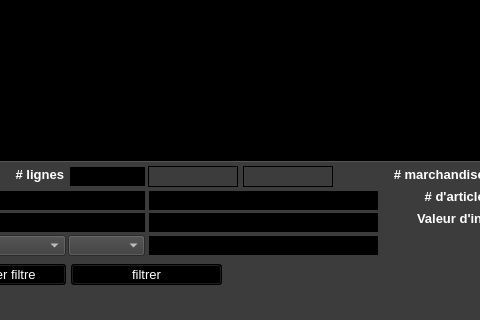
Old version of the form ui/yeroth-erp-marchandises-window.ui in the repository xnoumbissinoundou/yeroth-erp-3.0; both pictures show x 96 to 576 and y 280 to 600 of the 800 by 600 pixel window.
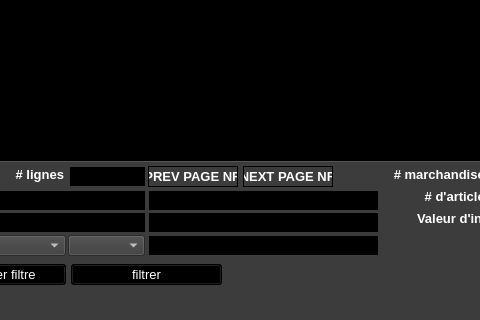
New version of the form. Icons and pictures are not drawn. Custom widgets are drawn as their Qt base class.

Commit message: On branch master 	modified:   src/utils/yeroth-erp-sqltable-model.hpp 	modified:   src/utils/yeroth-erp-utils.cpp 	modified:   src/widgets/table-view/yeroth-erp-marchandises-table-view.cpp 	modified:   src/widgets/table-view/yeroth-erp-marchandises-table-view.hpp 	modified:   src/widgets/table-view/yeroth-erp-table-view-with-paging.cpp 	modified:   src/widgets/table-view/yeroth-erp-table-view-with-paging.hpp 	modified:   src/windows/yeroth-erp-marchandises-window.cpp 	modified:   src/windows/yeroth-erp-marchandises-window.hpp 	modified:   ui/yeroth-erp-marchandises-window.ui

Diff of the .ui file:
```diff
--- a/ui/yeroth-erp-marchandises-window.ui
+++ b/ui/yeroth-erp-marchandises-window.ui
@@ -12312,7 +12312,7 @@
      <set>Qt::AlignRight|Qt::AlignTrailing|Qt::AlignVCenter</set>
     </property>
    </widget>
-   <widget class="YerothLineEdit" name="lineEdit_marchandises_numero_page_precedente">
+   <widget class="QLabel" name="label_marchandises_numero_page_precedente">
     <property name="geometry">
      <rect>
       <x>244</x>
@@ -12335,10 +12335,10 @@
        </colorrole>
        <colorrole role="Button">
         <brush brushstyle="SolidPattern">
-         <color alpha="0">
-          <red>0</red>
-          <green>0</green>
-          <blue>0</blue>
+         <color alpha="255">
+          <red>255</red>
+          <green>255</green>
+          <blue>255</blue>
          </color>
         </brush>
        </colorrole>
@@ -12363,18 +12363,18 @@
        <colorrole role="Dark">
         <brush brushstyle="SolidPattern">
          <color alpha="255">
-          <red>255</red>
-          <green>255</green>
-          <blue>255</blue>
+          <red>127</red>
+          <green>127</green>
+          <blue>127</blue>
          </color>
         </brush>
        </colorrole>
        <colorrole role="Mid">
         <brush brushstyle="SolidPattern">
          <color alpha="255">
-          <red>255</red>
-          <green>255</green>
-          <blue>255</blue>
+          <red>170</red>
+          <green>170</green>
+          <blue>170</blue>
          </color>
         </brush>
        </colorrole>
@@ -12387,15 +12387,6 @@
          </color>
         </brush>
        </colorrole>
-       <colorrole role="BrightText">
-        <brush brushstyle="SolidPattern">
-         <color alpha="255">
-          <red>255</red>
-          <green>255</green>
-          <blue>255</blue>
-         </color>
-        </brush>
-       </colorrole>
        <colorrole role="ButtonText">
         <brush brushstyle="SolidPattern">
          <color alpha="255">
@@ -12407,24 +12398,15 @@
        </colorrole>
        <colorrole role="Base">
         <brush brushstyle="SolidPattern">
-         <color alpha="0">
-          <red>0</red>
-          <green>0</green>
-          <blue>0</blue>
+         <color alpha="255">
+          <red>255</red>
+          <green>255</green>
+          <blue>255</blue>
          </color>
         </brush>
        </colorrole>
        <colorrole role="Window">
         <brush brushstyle="SolidPattern">
-         <color alpha="0">
-          <red>0</red>
-          <green>0</green>
-          <blue>0</blue>
-         </color>
-        </brush>
-       </colorrole>
-       <colorrole role="Shadow">
-        <brush brushstyle="SolidPattern">
          <color alpha="255">
           <red>255</red>
           <green>255</green>
@@ -12432,39 +12414,21 @@
          </color>
         </brush>
        </colorrole>
-       <colorrole role="HighlightedText">
-        <brush brushstyle="SolidPattern">
-         <color alpha="255">
-          <red>2</red>
-          <green>160</green>
-          <blue>70</blue>
-         </color>
-        </brush>
-       </colorrole>
        <colorrole role="AlternateBase">
         <brush brushstyle="SolidPattern">
          <color alpha="255">
-          <red>23</red>
-          <green>33</green>
-          <blue>33</blue>
-         </color>
-        </brush>
-       </colorrole>
-       <colorrole role="ToolTipBase">
-        <brush brushstyle="SolidPattern">
-         <color alpha="255">
           <red>255</red>
           <green>255</green>
-          <blue>220</blue>
+          <blue>255</blue>
          </color>
         </brush>
        </colorrole>
        <colorrole role="ToolTipText">
         <brush brushstyle="SolidPattern">
          <color alpha="255">
-          <red>0</red>
-          <green>0</green>
-          <blue>0</blue>
+          <red>255</red>
+          <green>255</green>
+          <blue>255</blue>
          </color>
         </brush>
        </colorrole>
@@ -12481,10 +12445,10 @@
        </colorrole>
        <colorrole role="Button">
         <brush brushstyle="SolidPattern">
-         <color alpha="0">
-          <red>0</red>
-          <green>0</green>
-          <blue>0</blue>
+         <color alpha="255">
+          <red>255</red>
+          <green>255</green>
+          <blue>255</blue>
          </color>
         </brush>
        </colorrole>
@@ -12509,18 +12473,18 @@
        <colorrole role="Dark">
         <brush brushstyle="SolidPattern">
          <color alpha="255">
-          <red>255</red>
-          <green>255</green>
-          <blue>255</blue>
+          <red>127</red>
+          <green>127</green>
+          <blue>127</blue>
          </color>
         </brush>
        </colorrole>
        <colorrole role="Mid">
         <brush brushstyle="SolidPattern">
          <color alpha="255">
-          <red>255</red>
-          <green>255</green>
-          <blue>255</blue>
+          <red>170</red>
+          <green>170</green>
+          <blue>170</blue>
          </color>
         </brush>
        </colorrole>
@@ -12533,15 +12497,6 @@
          </color>
         </brush>
        </colorrole>
-       <colorrole role="BrightText">
-        <brush brushstyle="SolidPattern">
-         <color alpha="255">
-          <red>255</red>
-          <green>255</green>
-          <blue>255</blue>
-         </color>
-        </brush>
-       </colorrole>
        <colorrole role="ButtonText">
         <brush brushstyle="SolidPattern">
          <color alpha="255">
@@ -12553,24 +12508,15 @@
        </colorrole>
        <colorrole role="Base">
         <brush brushstyle="SolidPattern">
-         <color alpha="0">
-          <red>0</red>
-          <green>0</green>
-          <blue>0</blue>
+         <color alpha="255">
+          <red>255</red>
+          <green>255</green>
+          <blue>255</blue>
          </color>
         </brush>
        </colorrole>
        <colorrole role="Window">
         <brush brushstyle="SolidPattern">
-         <color alpha="0">
-          <red>0</red>
-          <green>0</green>
-          <blue>0</blue>
-         </color>
-        </brush>
-       </colorrole>
-       <colorrole role="Shadow">
-        <brush brushstyle="SolidPattern">
          <color alpha="255">
           <red>255</red>
           <green>255</green>
@@ -12578,39 +12524,21 @@
          </color>
         </brush>
        </colorrole>
-       <colorrole role="HighlightedText">
-        <brush brushstyle="SolidPattern">
-         <color alpha="255">
-          <red>2</red>
-          <green>160</green>
-          <blue>70</blue>
-         </color>
-        </brush>
-       </colorrole>
        <colorrole role="AlternateBase">
         <brush brushstyle="SolidPattern">
          <color alpha="255">
-          <red>23</red>
-          <green>33</green>
-          <blue>33</blue>
-         </color>
-        </brush>
-       </colorrole>
-       <colorrole role="ToolTipBase">
-        <brush brushstyle="SolidPattern">
-         <color alpha="255">
           <red>255</red>
           <green>255</green>
-          <blue>220</blue>
+          <blue>255</blue>
          </color>
         </brush>
        </colorrole>
        <colorrole role="ToolTipText">
         <brush brushstyle="SolidPattern">
          <color alpha="255">
-          <red>0</red>
-          <green>0</green>
-          <blue>0</blue>
+          <red>255</red>
+          <green>255</green>
+          <blue>255</blue>
          </color>
         </brush>
        </colorrole>
@@ -12619,18 +12547,18 @@
        <colorrole role="WindowText">
         <brush brushstyle="SolidPattern">
          <color alpha="255">
-          <red>255</red>
-          <green>255</green>
-          <blue>255</blue>
+          <red>127</red>
+          <green>127</green>
+          <blue>127</blue>
          </color>
         </brush>
        </colorrole>
        <colorrole role="Button">
         <brush brushstyle="SolidPattern">
-         <color alpha="0">
-          <red>0</red>
-          <green>0</green>
-          <blue>0</blue>
+         <color alpha="255">
+          <red>255</red>
+          <green>255</green>
+          <blue>255</blue>
          </color>
         </brush>
        </colorrole>
@@ -12655,68 +12583,50 @@
        <colorrole role="Dark">
         <brush brushstyle="SolidPattern">
          <color alpha="255">
-          <red>255</red>
-          <green>255</green>
-          <blue>255</blue>
+          <red>127</red>
+          <green>127</green>
+          <blue>127</blue>
          </color>
         </brush>
        </colorrole>
        <colorrole role="Mid">
         <brush brushstyle="SolidPattern">
          <color alpha="255">
-          <red>255</red>
-          <green>255</green>
-          <blue>255</blue>
+          <red>170</red>
+          <green>170</green>
+          <blue>170</blue>
          </color>
         </brush>
        </colorrole>
        <colorrole role="Text">
         <brush brushstyle="SolidPattern">
          <color alpha="255">
-          <red>255</red>
-          <green>255</green>
-          <blue>255</blue>
-         </color>
-        </brush>
-       </colorrole>
-       <colorrole role="BrightText">
-        <brush brushstyle="SolidPattern">
-         <color alpha="255">
-          <red>255</red>
-          <green>255</green>
-          <blue>255</blue>
+          <red>127</red>
+          <green>127</green>
+          <blue>127</blue>
          </color>
         </brush>
        </colorrole>
        <colorrole role="ButtonText">
         <brush brushstyle="SolidPattern">
          <color alpha="255">
-          <red>255</red>
-          <green>255</green>
-          <blue>255</blue>
+          <red>127</red>
+          <green>127</green>
+          <blue>127</blue>
          </color>
         </brush>
        </colorrole>
        <colorrole role="Base">
         <brush brushstyle="SolidPattern">
-         <color alpha="0">
-          <red>0</red>
-          <green>0</green>
-          <blue>0</blue>
+         <color alpha="255">
+          <red>255</red>
+          <green>255</green>
+          <blue>255</blue>
          </color>
         </brush>
        </colorrole>
        <colorrole role="Window">
         <brush brushstyle="SolidPattern">
-         <color alpha="0">
-          <red>0</red>
-          <green>0</green>
-          <blue>0</blue>
-         </color>
-        </brush>
-       </colorrole>
-       <colorrole role="Shadow">
-        <brush brushstyle="SolidPattern">
          <color alpha="255">
           <red>255</red>
           <green>255</green>
@@ -12724,39 +12634,21 @@
          </color>
         </brush>
        </colorrole>
-       <colorrole role="HighlightedText">
-        <brush brushstyle="SolidPattern">
-         <color alpha="255">
-          <red>2</red>
-          <green>160</green>
-          <blue>70</blue>
-         </color>
-        </brush>
-       </colorrole>
        <colorrole role="AlternateBase">
         <brush brushstyle="SolidPattern">
          <color alpha="255">
-          <red>47</red>
-          <green>67</green>
-          <blue>67</blue>
-         </color>
-        </brush>
-       </colorrole>
-       <colorrole role="ToolTipBase">
-        <brush brushstyle="SolidPattern">
-         <color alpha="255">
           <red>255</red>
           <green>255</green>
-          <blue>220</blue>
+          <blue>255</blue>
          </color>
         </brush>
        </colorrole>
        <colorrole role="ToolTipText">
         <brush brushstyle="SolidPattern">
          <color alpha="255">
-          <red>0</red>
-          <green>0</green>
-          <blue>0</blue>
+          <red>255</red>
+          <green>255</green>
+          <blue>255</blue>
          </color>
         </brush>
        </colorrole>
@@ -12766,36 +12658,24 @@
     <property name="font">
      <font>
       <pointsize>10</pointsize>
-      <weight>50</weight>
-      <bold>false</bold>
+      <weight>75</weight>
+      <italic>false</italic>
+      <bold>true</bold>
      </font>
     </property>
-    <property name="autoFillBackground">
-     <bool>false</bool>
-    </property>
     <property name="styleSheet">
      <string notr="true">border-width: 1px;
 border-style: inset;
-border: 1px solid rgb(0, 0, 0);
-background-color: rgba(0,0,0,0%);</string>
+border: 1px solid rgb(0, 0, 0);</string>
     </property>
     <property name="text">
-     <string/>
-    </property>
-    <property name="frame">
-     <bool>true</bool>
+     <string>PREV PAGE NR</string>
     </property>
     <property name="alignment">
      <set>Qt::AlignCenter</set>
     </property>
-    <property name="readOnly">
-     <bool>true</bool>
-    </property>
-    <property name="cursorMoveStyle">
-     <enum>Qt::LogicalMoveStyle</enum>
-    </property>
    </widget>
-   <widget class="YerothLineEdit" name="lineEdit_marchandises_numero_page_suivante">
+   <widget class="QLabel" name="label_marchandises_numero_page_suivante">
     <property name="geometry">
      <rect>
       <x>339</x>
@@ -12818,10 +12698,10 @@
        </colorrole>
        <colorrole role="Button">
         <brush brushstyle="SolidPattern">
-         <color alpha="0">
-          <red>0</red>
-          <green>0</green>
-          <blue>0</blue>
+         <color alpha="255">
+          <red>255</red>
+          <green>255</green>
+          <blue>255</blue>
          </color>
         </brush>
        </colorrole>
@@ -12846,18 +12726,18 @@
        <colorrole role="Dark">
         <brush brushstyle="SolidPattern">
          <color alpha="255">
-          <red>255</red>
-          <green>255</green>
-          <blue>255</blue>
+          <red>127</red>
+          <green>127</green>
+          <blue>127</blue>
          </color>
         </brush>
        </colorrole>
        <colorrole role="Mid">
         <brush brushstyle="SolidPattern">
          <color alpha="255">
-          <red>255</red>
-          <green>255</green>
-          <blue>255</blue>
+          <red>170</red>
+          <green>170</green>
+          <blue>170</blue>
          </color>
         </brush>
        </colorrole>
@@ -12870,15 +12750,6 @@
          </color>
         </brush>
        </colorrole>
-       <colorrole role="BrightText">
-        <brush brushstyle="SolidPattern">
-         <color alpha="255">
-          <red>255</red>
-          <green>255</green>
-          <blue>255</blue>
-         </color>
-        </brush>
-       </colorrole>
        <colorrole role="ButtonText">
         <brush brushstyle="SolidPattern">
          <color alpha="255">
@@ -12890,24 +12761,15 @@
        </colorrole>
        <colorrole role="Base">
         <brush brushstyle="SolidPattern">
-         <color alpha="0">
-          <red>0</red>
-          <green>0</green>
-          <blue>0</blue>
+         <color alpha="255">
+          <red>255</red>
+          <green>255</green>
+          <blue>255</blue>
          </color>
         </brush>
        </colorrole>
        <colorrole role="Window">
         <brush brushstyle="SolidPattern">
-         <color alpha="0">
-          <red>0</red>
-          <green>0</green>
-          <blue>0</blue>
-         </color>
-        </brush>
-       </colorrole>
-       <colorrole role="Shadow">
-        <brush brushstyle="SolidPattern">
          <color alpha="255">
           <red>255</red>
           <green>255</green>
@@ -12915,39 +12777,21 @@
          </color>
         </brush>
        </colorrole>
-       <colorrole role="HighlightedText">
-        <brush brushstyle="SolidPattern">
-         <color alpha="255">
-          <red>2</red>
-          <green>160</green>
-          <blue>70</blue>
-         </color>
-        </brush>
-       </colorrole>
        <colorrole role="AlternateBase">
         <brush brushstyle="SolidPattern">
          <color alpha="255">
-          <red>23</red>
-          <green>33</green>
-          <blue>33</blue>
-         </color>
-        </brush>
-       </colorrole>
-       <colorrole role="ToolTipBase">
-        <brush brushstyle="SolidPattern">
-         <color alpha="255">
           <red>255</red>
           <green>255</green>
-          <blue>220</blue>
+          <blue>255</blue>
          </color>
         </brush>
        </colorrole>
        <colorrole role="ToolTipText">
         <brush brushstyle="SolidPattern">
          <color alpha="255">
-          <red>0</red>
-          <green>0</green>
-          <blue>0</blue>
+          <red>255</red>
+          <green>255</green>
+          <blue>255</blue>
          </color>
         </brush>
        </colorrole>
@@ -12964,10 +12808,10 @@
        </colorrole>
        <colorrole role="Button">
         <brush brushstyle="SolidPattern">
-         <color alpha="0">
-          <red>0</red>
-          <green>0</green>
-          <blue>0</blue>
+         <color alpha="255">
+          <red>255</red>
+          <green>255</green>
+          <blue>255</blue>
          </color>
         </brush>
        </colorrole>
@@ -12992,18 +12836,18 @@
        <colorrole role="Dark">
         <brush brushstyle="SolidPattern">
          <color alpha="255">
-          <red>255</red>
-          <green>255</green>
-          <blue>255</blue>
+          <red>127</red>
+          <green>127</green>
+          <blue>127</blue>
          </color>
         </brush>
        </colorrole>
        <colorrole role="Mid">
         <brush brushstyle="SolidPattern">
          <color alpha="255">
-          <red>255</red>
-          <green>255</green>
-          <blue>255</blue>
+          <red>170</red>
+          <green>170</green>
+          <blue>170</blue>
          </color>
         </brush>
        </colorrole>
@@ -13016,15 +12860,6 @@
          </color>
         </brush>
        </colorrole>
-       <colorrole role="BrightText">
-        <brush brushstyle="SolidPattern">
-         <color alpha="255">
-          <red>255</red>
-          <green>255</green>
-          <blue>255</blue>
-         </color>
-        </brush>
-       </colorrole>
        <colorrole role="ButtonText">
         <brush brushstyle="SolidPattern">
          <color alpha="255">
@@ -13036,24 +12871,15 @@
        </colorrole>
        <colorrole role="Base">
         <brush brushstyle="SolidPattern">
-         <color alpha="0">
-          <red>0</red>
-          <green>0</green>
-          <blue>0</blue>
+         <color alpha="255">
+          <red>255</red>
+          <green>255</green>
+          <blue>255</blue>
          </color>
         </brush>
        </colorrole>
        <colorrole role="Window">
         <brush brushstyle="SolidPattern">
-         <color alpha="0">
-          <red>0</red>
-          <green>0</green>
-          <blue>0</blue>
-         </color>
-        </brush>
-       </colorrole>
-       <colorrole role="Shadow">
-        <brush brushstyle="SolidPattern">
          <color alpha="255">
           <red>255</red>
           <green>255</green>
@@ -13061,39 +12887,21 @@
          </color>
         </brush>
        </colorrole>
-       <colorrole role="HighlightedText">
-        <brush brushstyle="SolidPattern">
-         <color alpha="255">
-          <red>2</red>
-          <green>160</green>
-          <blue>70</blue>
-         </color>
-        </brush>
-       </colorrole>
        <colorrole role="AlternateBase">
         <brush brushstyle="SolidPattern">
          <color alpha="255">
-          <red>23</red>
-          <green>33</green>
-          <blue>33</blue>
-         </color>
-        </brush>
-       </colorrole>
-       <colorrole role="ToolTipBase">
-        <brush brushstyle="SolidPattern">
-         <color alpha="255">
           <red>255</red>
           <green>255</green>
-          <blue>220</blue>
+          <blue>255</blue>
          </color>
         </brush>
        </colorrole>
        <colorrole role="ToolTipText">
         <brush brushstyle="SolidPattern">
          <color alpha="255">
-          <red>0</red>
-          <green>0</green>
-          <blue>0</blue>
+          <red>255</red>
+          <green>255</green>
+          <blue>255</blue>
          </color>
         </brush>
        </colorrole>
@@ -13102,18 +12910,18 @@
        <colorrole role="WindowText">
         <brush brushstyle="SolidPattern">
          <color alpha="255">
-          <red>255</red>
-          <green>255</green>
-          <blue>255</blue>
+          <red>127</red>
+          <green>127</green>
+          <blue>127</blue>
          </color>
         </brush>
        </colorrole>
        <colorrole role="Button">
         <brush brushstyle="SolidPattern">
-         <color alpha="0">
-          <red>0</red>
-          <green>0</green>
-          <blue>0</blue>
+         <color alpha="255">
+          <red>255</red>
+          <green>255</green>
+          <blue>255</blue>
          </color>
         </brush>
        </colorrole>
@@ -13138,68 +12946,50 @@
        <colorrole role="Dark">
         <brush brushstyle="SolidPattern">
          <color alpha="255">
-          <red>255</red>
-          <green>255</green>
-          <blue>255</blue>
+          <red>127</red>
+          <green>127</green>
+          <blue>127</blue>
          </color>
         </brush>
        </colorrole>
        <colorrole role="Mid">
         <brush brushstyle="SolidPattern">
          <color alpha="255">
-          <red>255</red>
-          <green>255</green>
-          <blue>255</blue>
+          <red>170</red>
+          <green>170</green>
+          <blue>170</blue>
          </color>
         </brush>
        </colorrole>
        <colorrole role="Text">
         <brush brushstyle="SolidPattern">
          <color alpha="255">
-          <red>255</red>
-          <green>255</green>
-          <blue>255</blue>
-         </color>
-        </brush>
-       </colorrole>
-       <colorrole role="BrightText">
-        <brush brushstyle="SolidPattern">
-         <color alpha="255">
-          <red>255</red>
-          <green>255</green>
-          <blue>255</blue>
+          <red>127</red>
+          <green>127</green>
+          <blue>127</blue>
          </color>
         </brush>
        </colorrole>
        <colorrole role="ButtonText">
         <brush brushstyle="SolidPattern">
          <color alpha="255">
-          <red>255</red>
-          <green>255</green>
-          <blue>255</blue>
+          <red>127</red>
+          <green>127</green>
+          <blue>127</blue>
          </color>
         </brush>
        </colorrole>
        <colorrole role="Base">
         <brush brushstyle="SolidPattern">
-         <color alpha="0">
-          <red>0</red>
-          <green>0</green>
-          <blue>0</blue>
+         <color alpha="255">
+          <red>255</red>
+          <green>255</green>
+          <blue>255</blue>
          </color>
         </brush>
        </colorrole>
        <colorrole role="Window">
         <brush brushstyle="SolidPattern">
-         <color alpha="0">
-          <red>0</red>
-          <green>0</green>
-          <blue>0</blue>
-         </color>
-        </brush>
-       </colorrole>
-       <colorrole role="Shadow">
-        <brush brushstyle="SolidPattern">
          <color alpha="255">
           <red>255</red>
           <green>255</green>
@@ -13207,39 +12997,21 @@
          </color>
         </brush>
        </colorrole>
-       <colorrole role="HighlightedText">
-        <brush brushstyle="SolidPattern">
-         <color alpha="255">
-          <red>2</red>
-          <green>160</green>
-          <blue>70</blue>
-         </color>
-        </brush>
-       </colorrole>
        <colorrole role="AlternateBase">
         <brush brushstyle="SolidPattern">
          <color alpha="255">
-          <red>47</red>
-          <green>67</green>
-          <blue>67</blue>
-         </color>
-        </brush>
-       </colorrole>
-       <colorrole role="ToolTipBase">
-        <brush brushstyle="SolidPattern">
-         <color alpha="255">
           <red>255</red>
           <green>255</green>
-          <blue>220</blue>
+          <blue>255</blue>
          </color>
         </brush>
        </colorrole>
        <colorrole role="ToolTipText">
         <brush brushstyle="SolidPattern">
          <color alpha="255">
-          <red>0</red>
-          <green>0</green>
-          <blue>0</blue>
+          <red>255</red>
+          <green>255</green>
+          <blue>255</blue>
          </color>
         </brush>
        </colorrole>
@@ -13249,34 +13021,22 @@
     <property name="font">
      <font>
       <pointsize>10</pointsize>
-      <weight>50</weight>
-      <bold>false</bold>
+      <weight>75</weight>
+      <italic>false</italic>
+      <bold>true</bold>
      </font>
     </property>
-    <property name="autoFillBackground">
-     <bool>false</bool>
-    </property>
     <property name="styleSheet">
      <string notr="true">border-width: 1px;
 border-style: inset;
-border: 1px solid rgb(0, 0, 0);
-background-color: rgba(0,0,0,0%);</string>
+border: 1px solid rgb(0, 0, 0);</string>
     </property>
     <property name="text">
-     <string/>
-    </property>
-    <property name="frame">
-     <bool>true</bool>
+     <string>NEXT PAGE NR</string>
     </property>
     <property name="alignment">
      <set>Qt::AlignCenter</set>
     </property>
-    <property name="readOnly">
-     <bool>true</bool>
-    </property>
-    <property name="cursorMoveStyle">
-     <enum>Qt::LogicalMoveStyle</enum>
-    </property>
    </widget>
   </widget>
   <widget class="QMenuBar" name="menubar_listerWindow">
```
Left out of the diff: 6 changed lines with no effect on the pictures. The commit also changes 8 other files.
